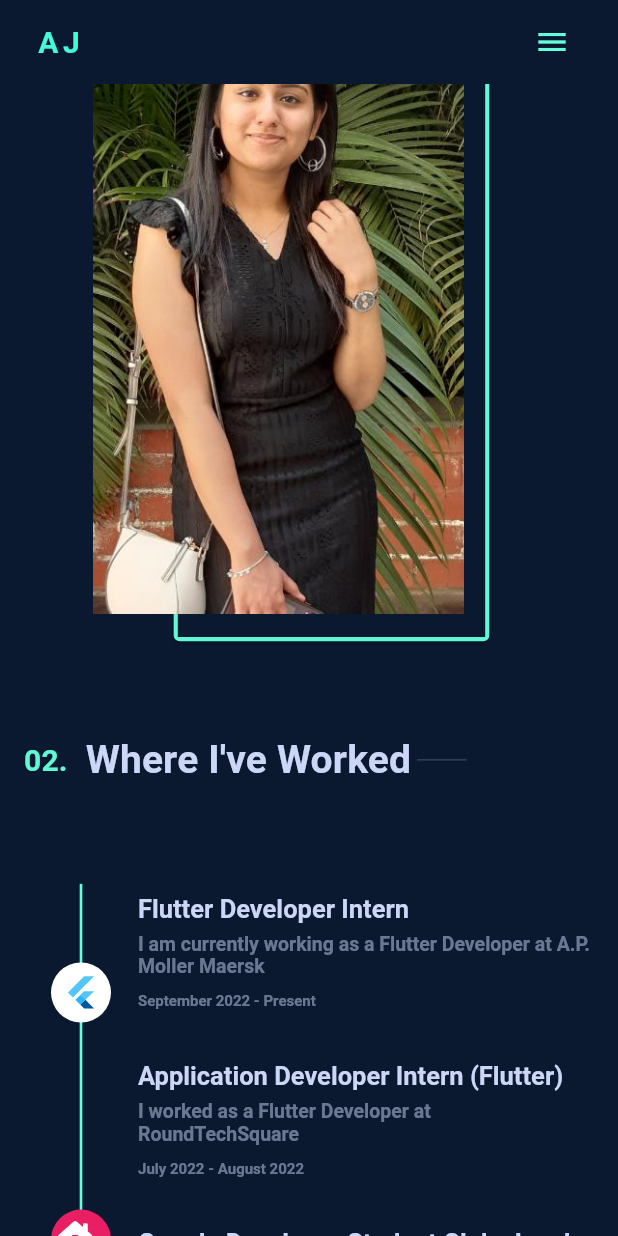
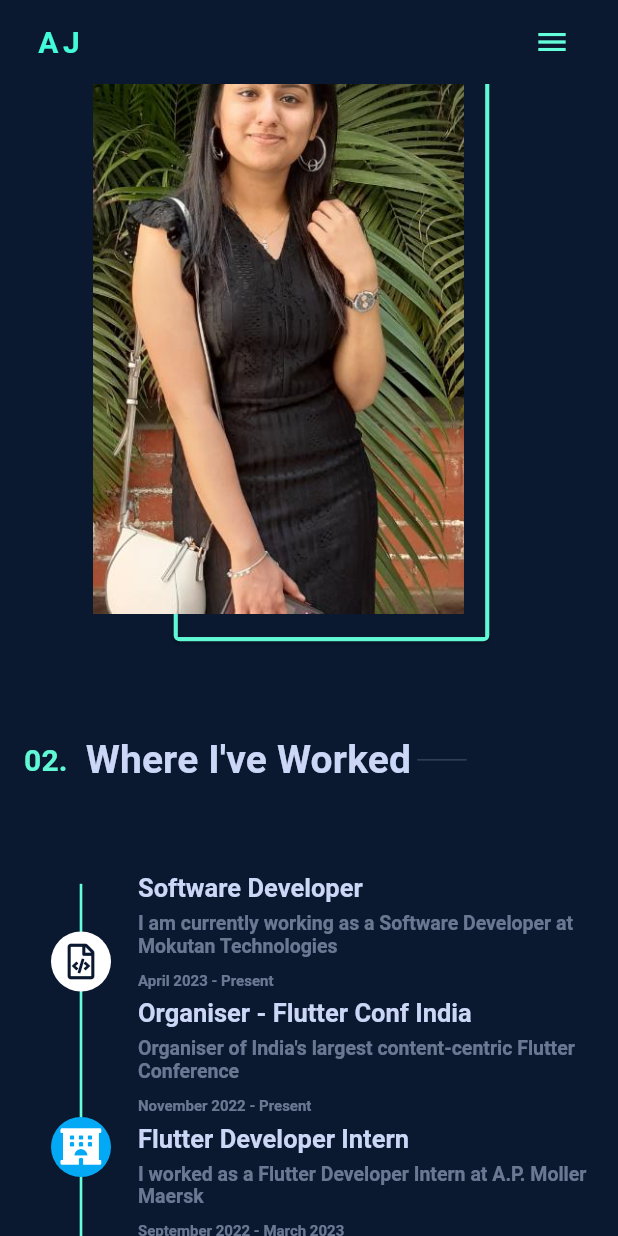
Before and after one commit to jakansha2001/akansha-website, a Flutter app: the screen it shows after launch, scrolled down 1152 dp, on a phone screen of 412 x 824 dp. Run offline on Flutter 3.47's test engine with Material 2 defaults, Android fonts, the light colour scheme and no system bars; our stand-ins replace font_awesome_flutter, scroll_to_index, url_strategy; missing offline and left inert: flutter_page_transition.

Commit message:
Updated website

```diff
--- a/lib/UI/About.dart
+++ b/lib/UI/About.dart
@@ -61,7 +61,7 @@ class About extends StatelessWidget {
                       width: size.width * 0.01,
                     ),
                     Container(
-                      width: size.width / 4,
+                      width: size.width / 4.3,
                       height: 1.10,
                       color: Color(0xff303C55),
                     ),
@@ -83,8 +83,7 @@ class About extends StatelessWidget {
                       letterSpacing: 0.75,
                     ),
                     CustomText(
-                      text:
-                          "Here are a few technologies I've been working with recently:\n\n",
+                      text: "Here are a few technologies I've been working with recently:\n\n",
                       textsize: 16.0,
                       color: Color(0xff828DAA),
                       // fontWeight: FontWeight.w500,
--- a/lib/UI/HomePage.dart
+++ b/lib/UI/HomePage.dart
@@ -20,15 +20,13 @@ class _HomePageState extends State<HomePage> {
   bool isExpaned = true;
 
   bool get _isAppBarExpanded {
-    return _autoScrollController.hasClients &&
-        _autoScrollController.offset > (160 - kToolbarHeight);
+    return _autoScrollController.hasClients && _autoScrollController.offset > (160 - kToolbarHeight);
   }
 
   @override
   void initState() {
     _autoScrollController = AutoScrollController(
-      viewportBoundaryGetter: () =>
-          Rect.fromLTRB(0, 0, 0, MediaQuery.of(context).padding.bottom),
+      viewportBoundaryGetter: () => Rect.fromLTRB(0, 0, 0, MediaQuery.of(context).padding.bottom),
       axis: scrollDirection,
     )..addListener(
         () => _isAppBarExpanded
@@ -51,8 +49,7 @@ class _HomePageState extends State<HomePage> {
   }
 
   Future _scrollToIndex(int index) async {
-    await _autoScrollController.scrollToIndex(index,
-        preferPosition: AutoScrollPosition.begin);
+    await _autoScrollController.scrollToIndex(index, preferPosition: AutoScrollPosition.begin);
     _autoScrollController.highlight(index);
   }
 
@@ -141,7 +138,7 @@ class _HomePageState extends State<HomePage> {
                       InkWell(
                         onTap: () {
                           method.launchURL(
-                              "https://drive.google.com/file/d/194LDm-EN3M0HIUsEd_KD6QJOnJu4iHXa/view?usp=sharing");
+                              "https://drive.google.com/file/d/1Hd1M_GB30ybig2b3byRMNAnZxYZONPp4/view?usp=sharing");
                         },
                         hoverColor: Color(0xff64FFDA).withOpacity(0.2),
                         borderRadius: BorderRadius.circular(4.0),
@@ -224,23 +221,20 @@ class _HomePageState extends State<HomePage> {
                             color: Color(0xffffA8B2D1),
                             iconSize: 16.0,
                             onPressed: () {
-                              method
-                                  .launchURL("https://github.com/jakansha2001");
+                              method.launchURL("https://github.com/jakansha2001");
                             }),
                         IconButton(
                             icon: FaIcon(FontAwesomeIcons.twitter),
                             color: Color(0xffffA8B2D1),
                             iconSize: 16.0,
                             onPressed: () {
-                              method
-                                  .launchURL("https://twitter.com/Akansha2001");
+                              method.launchURL("https://twitter.com/Akansha2001");
                             }),
                         IconButton(
                           icon: FaIcon(FontAwesomeIcons.linkedin),
                           color: Color(0xffffA8B2D1),
                           onPressed: () {
-                            method.launchURL(
-                                "https://www.linkedin.com/in/akansha-jain-2001/");
+                            method.launchURL("https://www.linkedin.com/in/akansha-jain-2001/");
                           },
                           iconSize: 16.0,
                         ),
@@ -304,8 +298,7 @@ class _HomePageState extends State<HomePage> {
                                     height: 4.0,
                                   ),
                                   CustomText(
-                                    text:
-                                        "I design and develop apps with Flutter.",
+                                    text: "I design and develop apps with Flutter.",
                                     textsize: 56.0,
                                     color: Color(0xffCCD6F6).withOpacity(0.6),
                                     fontWeight: FontWeight.w700,
@@ -335,8 +328,7 @@ class _HomePageState extends State<HomePage> {
                                     onTap: () {
                                       method.launchEmail();
                                     },
-                                    hoverColor:
-                                        Color(0xff64FFDA).withOpacity(0.2),
+                                    hoverColor: Color(0xff64FFDA).withOpacity(0.2),
                                     borderRadius: BorderRadius.circular(4.0),
                                     child: Container(
                                       alignment: Alignment.center,
@@ -346,8 +338,7 @@ class _HomePageState extends State<HomePage> {
                                         border: Border.all(
                                           color: Color(0xff64FFDA),
                                         ),
-                                        borderRadius:
-                                            BorderRadius.circular(4.0),
+                                        borderRadius: BorderRadius.circular(4.0),
                                       ),
                                       child: Text(
                                         "Get In Touch",
@@ -394,12 +385,10 @@ class _HomePageState extends State<HomePage> {
                                   children: [
                                     Container(
                                       height: size.height * 0.68,
-                                      width: MediaQuery.of(context).size.width -
-                                          100,
+                                      width: MediaQuery.of(context).size.width - 100,
                                       // color: Colors.orange,
                                       child: Column(
-                                        mainAxisAlignment:
-                                            MainAxisAlignment.center,
+                                        mainAxisAlignment: MainAxisAlignment.center,
                                         children: [
                                           CustomText(
                                             text: "03. What's Next?",
@@ -426,8 +415,7 @@ class _HomePageState extends State<HomePage> {
                                                 "My inbox is always open. \nWhether you have a question or just want to say hi, I'll try my \nbest to get back to you!",
                                                 textAlign: TextAlign.center,
                                                 style: TextStyle(
-                                                  color: Colors.white
-                                                      .withOpacity(0.4),
+                                                  color: Colors.white.withOpacity(0.4),
                                                   letterSpacing: 0.75,
                                                   fontSize: 17.0,
                                                 ),
@@ -445,8 +433,7 @@ class _HomePageState extends State<HomePage> {
                                               elevation: 4.0,
                                               color: Color(0xff64FFDA),
                                               shape: RoundedRectangleBorder(
-                                                borderRadius:
-                                                    BorderRadius.circular(6.0),
+                                                borderRadius: BorderRadius.circular(6.0),
                                               ),
                                               child: Container(
                                                 margin: EdgeInsets.all(0.85),
@@ -455,13 +442,10 @@ class _HomePageState extends State<HomePage> {
                                                 alignment: Alignment.center,
                                                 decoration: BoxDecoration(
                                                   color: Color(0xff0A192F),
-                                                  borderRadius:
-                                                      BorderRadius.circular(
-                                                          6.0),
+                                                  borderRadius: BorderRadius.circular(6.0),
                                                 ),
                                                 child: Padding(
-                                                  padding: const EdgeInsets
-                                                      .symmetric(
+                                                  padding: const EdgeInsets.symmetric(
                                                     horizontal: 8.0,
                                                   ),
                                                   child: Text(
--- a/lib/UI/Work.dart
+++ b/lib/UI/Work.dart
@@ -75,32 +75,35 @@ class _WorkState extends State<Work> {
                             children: [
                               CircleAvatar(
                                 backgroundColor: Colors.white,
+                                child: FaIcon(FontAwesomeIcons.fileCode, color: Color(0xff0A192F)),
+                              ),
+                              CircleAvatar(
+                                backgroundColor: Colors.lightBlue,
+                                child: FaIcon(FontAwesomeIcons.hotel, color: Colors.white),
+                              ),
+                              CircleAvatar(
+                                backgroundColor: Colors.white,
                                 child: FlutterLogo(),
                               ),
                               CircleAvatar(
                                 backgroundColor: Colors.pink,
-                                child: FaIcon(FontAwesomeIcons.laptopHouse,
-                                    color: Colors.white),
+                                child: FaIcon(FontAwesomeIcons.mobileAlt, color: Colors.white),
                               ),
                               CircleAvatar(
                                 backgroundColor: Colors.red,
-                                child: FaIcon(FontAwesomeIcons.freeCodeCamp,
-                                    color: Colors.white),
+                                child: FaIcon(FontAwesomeIcons.freeCodeCamp, color: Colors.white),
                               ),
                               CircleAvatar(
                                 backgroundColor: Colors.brown,
-                                child: FaIcon(FontAwesomeIcons.laptopCode,
-                                    color: Colors.white),
+                                child: FaIcon(FontAwesomeIcons.laptopCode, color: Colors.white),
                               ),
                               CircleAvatar(
                                 backgroundColor: Colors.deepOrange,
-                                child: FaIcon(FontAwesomeIcons.coffee,
-                                    color: Colors.white),
+                                child: FaIcon(FontAwesomeIcons.coffee, color: Colors.white),
                               ),
                               CircleAvatar(
                                 backgroundColor: Colors.deepPurple,
-                                child: FaIcon(FontAwesomeIcons.dev,
-                                    color: Colors.white),
+                                child: FaIcon(FontAwesomeIcons.dev, color: Colors.white),
                               ),
                             ],
                           )),
--- a/lib/Widget/MobileWork.dart
+++ b/lib/Widget/MobileWork.dart
@@ -46,32 +46,35 @@ class _MobileWorkState extends State<MobileWork> {
                             children: [
                               CircleAvatar(
                                 backgroundColor: Colors.white,
+                                child: FaIcon(FontAwesomeIcons.fileCode, color: Color(0xff0A192F)),
+                              ),
+                              CircleAvatar(
+                                backgroundColor: Colors.lightBlue,
+                                child: FaIcon(FontAwesomeIcons.hotel, color: Colors.white),
+                              ),
+                              CircleAvatar(
+                                backgroundColor: Colors.white,
                                 child: FlutterLogo(),
                               ),
                               CircleAvatar(
                                 backgroundColor: Colors.pink,
-                                child: FaIcon(FontAwesomeIcons.laptopHouse,
-                                    color: Colors.white),
+                                child: FaIcon(FontAwesomeIcons.mobileAlt, color: Colors.white),
                               ),
                               CircleAvatar(
                                 backgroundColor: Colors.red,
-                                child: FaIcon(FontAwesomeIcons.freeCodeCamp,
-                                    color: Colors.white),
+                                child: FaIcon(FontAwesomeIcons.freeCodeCamp, color: Colors.white),
                               ),
                               CircleAvatar(
                                 backgroundColor: Colors.brown,
-                                child: FaIcon(FontAwesomeIcons.laptopCode,
-                                    color: Colors.white),
+                                child: FaIcon(FontAwesomeIcons.laptopCode, color: Colors.white),
                               ),
                               CircleAvatar(
                                 backgroundColor: Colors.deepOrange,
-                                child: FaIcon(FontAwesomeIcons.coffee,
-                                    color: Colors.white),
+                                child: FaIcon(FontAwesomeIcons.coffee, color: Colors.white),
                               ),
                               CircleAvatar(
                                 backgroundColor: Colors.deepPurple,
-                                child: FaIcon(FontAwesomeIcons.dev,
-                                    color: Colors.white),
+                                child: FaIcon(FontAwesomeIcons.dev, color: Colors.white),
                               ),
                             ],
                           )),
--- a/lib/Widget/Workbox.dart
+++ b/lib/Widget/Workbox.dart
@@ -4,11 +4,7 @@ import 'package:potrtfolio/Widget/work_custom_data.dart';
 class WorkBox extends StatelessWidget {
   final double titleSize, subTitleSize, durationSize;
 
-  const WorkBox(
-      {Key key,
-      this.titleSize = 22,
-      this.subTitleSize = 13,
-      this.durationSize = 12})
+  const WorkBox({Key key, this.titleSize = 22, this.subTitleSize = 13, this.durationSize = 12})
       : super(key: key);
   @override
   Widget build(BuildContext context) {
@@ -20,18 +16,32 @@ class WorkBox extends StatelessWidget {
           titleSize: titleSize,
           subTitleSize: subTitleSize,
           durationSize: durationSize,
+          title: "Software Developer",
+          subTitle: "I am currently working as a Software Developer at Mokutan Technologies",
+          duration: "April 2023 - Present",
+        ),
+        WorkCustomData(
+          titleSize: titleSize,
+          subTitleSize: subTitleSize,
+          durationSize: durationSize,
+          title: "Organiser - Flutter Conf India",
+          subTitle: "Organiser of India's largest content-centric Flutter Conference",
+          duration: "November 2022 - Present",
+        ),
+        WorkCustomData(
+          titleSize: titleSize,
+          subTitleSize: subTitleSize,
+          durationSize: durationSize,
           title: "Flutter Developer Intern",
-          subTitle:
-              "I am currently working as a Flutter Developer at A.P. Moller Maersk",
-          duration: "September 2022 - Present",
+          subTitle: "I worked as a Flutter Developer Intern at A.P. Moller Maersk",
+          duration: "September 2022 - March 2023",
         ),
         WorkCustomData(
           titleSize: titleSize,
           subTitleSize: subTitleSize,
           durationSize: durationSize,
           title: "Application Developer Intern (Flutter)",
-          subTitle:
-              "I worked as a Flutter Developer at RoundTechSquare",
+          subTitle: "I worked as a Flutter Developer at RoundTechSquare",
           duration: "July 2022 - August 2022",
         ),
         WorkCustomData(
@@ -65,8 +75,7 @@ class WorkBox extends StatelessWidget {
           titleSize: titleSize,
           subTitleSize: subTitleSize,
           durationSize: durationSize,
-          title:
-              "Mentor @Hack NSUT, @Hack'n'Solve:Devcation'22, @Amithon 1.0, @Open Force 2022",
+          title: "Mentor @Hack NSUT, @Hack'n'Solve:Devcation'22, @Amithon 1.0, @Open Force 2022",
           subTitle:
               "- Invited as a mentor in all these Hackathons held in-person or virtually.\n- Got a chance to  impart my knowledge with all the students throughout the Hackathon.",
           duration: "Jan 2022 - March 2022",
```
